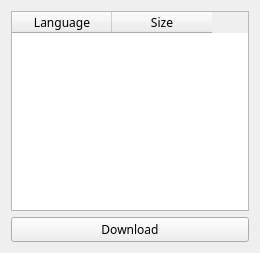
Qt form src/downloadwindow.ui (dev-gseven/GrabText) before a commit.
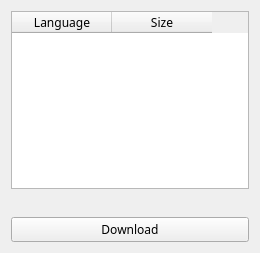
The same form after that commit.

Patch:
```diff
--- a/src/downloadwindow.ui
+++ b/src/downloadwindow.ui
@@ -48,13 +48,23 @@
      </column>
     </widget>
    </item>
-   <item row="1" column="0">
+   <item row="2" column="0">
     <widget class="QPushButton" name="downloadButton">
      <property name="text">
       <string>Download</string>
      </property>
     </widget>
    </item>
+   <item row="1" column="0">
+    <widget class="QLabel" name="label">
+     <property name="text">
+      <string/>
+     </property>
+     <property name="alignment">
+      <set>Qt::AlignCenter</set>
+     </property>
+    </widget>
+   </item>
   </layout>
  </widget>
  <resources/>
```
